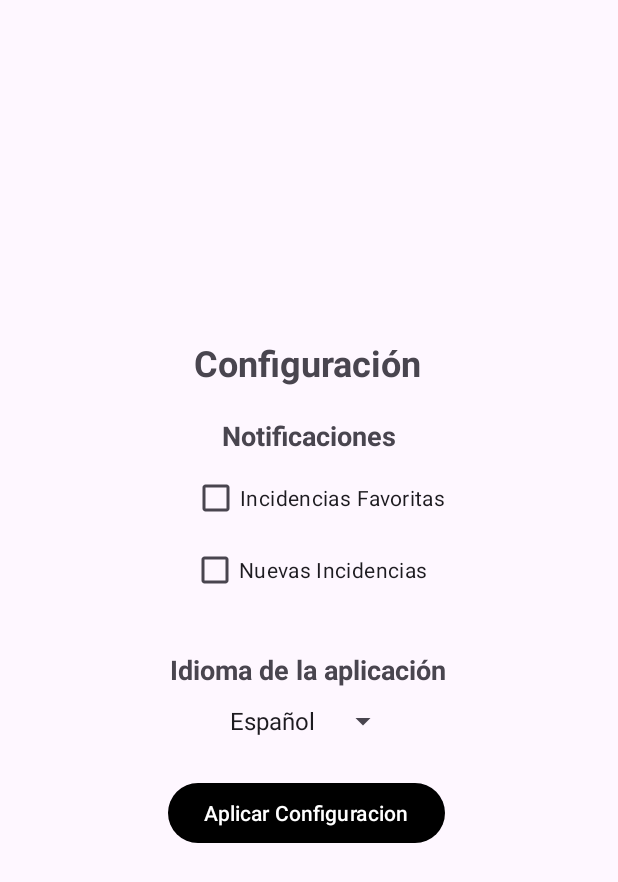
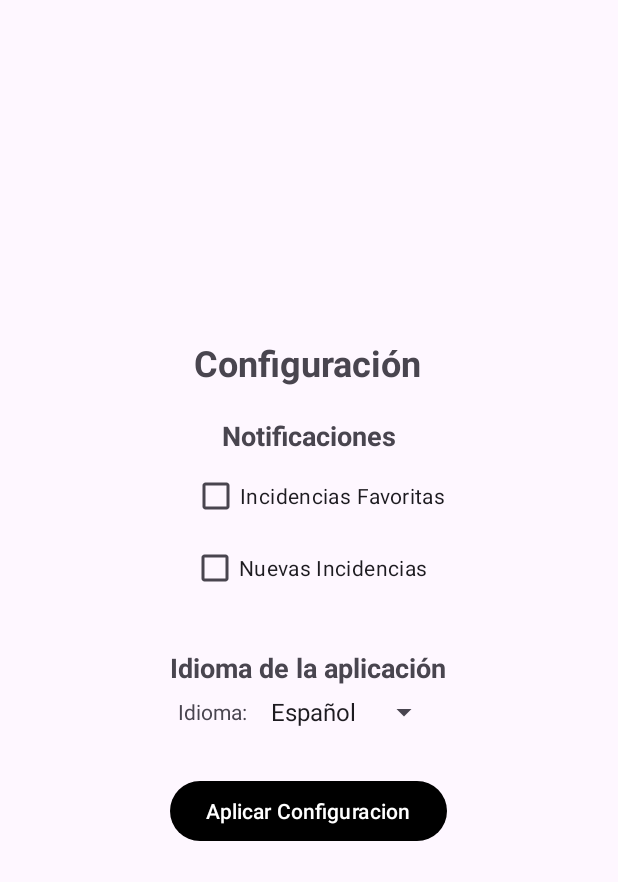
Before and after one commit to MarkosMartinez/TrafikApp-Android, an Android app: the ConfigActivity screen opened directly, with no data from a screen before it, on a phone screen of 412 x 824 dp. Shown: the top 882 px of the screen. Run offline under Robolectric (Android 15) with nearby library versions, the phone set to English and light mode, and no system bars.

Commit message:
Pequeñas mejoras

```diff
--- a/app/src/main/java/com/reto/trafikapp/MainActivity.java
+++ b/app/src/main/java/com/reto/trafikapp/MainActivity.java
@@ -114,7 +114,7 @@ public class MainActivity extends AppCompatActivity implements OnMapReadyCallbac
         int modoOscuroFlags = getResources().getConfiguration().uiMode & android.content.res.Configuration.UI_MODE_NIGHT_MASK;
         if (modoOscuroFlags == android.content.res.Configuration.UI_MODE_NIGHT_YES) {
             imageButtonLogout.setImageResource(R.drawable.logout_blanco);
-            imageButtonFiltro.setImageResource(R.drawable.filter_blanco);
+            imageButtonFiltro.setImageResource(R.drawable.filtro_blanco);
             imageButtonConfig.setImageResource(R.drawable.config_blanco);
         }
 
@@ -269,7 +269,7 @@ public class MainActivity extends AppCompatActivity implements OnMapReadyCallbac
                                 BackoffPolicy.LINEAR,
                                 PeriodicWorkRequest.MIN_BACKOFF_MILLIS,
                                 TimeUnit.MILLISECONDS)
-                        .setInitialDelay(10, TimeUnit.SECONDS)
+                        .setInitialDelay(30, TimeUnit.SECONDS)
                         .build();
 
         WorkManager workManager = WorkManager.getInstance(this);
@@ -445,7 +445,7 @@ public class MainActivity extends AppCompatActivity implements OnMapReadyCallbac
     public void onMapReady(GoogleMap googleMap) {
         mMap = googleMap;
         LatLng euskadi = new LatLng(43.189985,-2.407536);
-        mMap.moveCamera(CameraUpdateFactory.newLatLngZoom(euskadi, 9));
+        mMap.animateCamera(CameraUpdateFactory.newLatLngZoom(euskadi, 9), 2500, null);
 
         // Configurar el adaptador de InfoWindow
         mMap.setInfoWindowAdapter(new MarcadorAdapter(getLayoutInflater(), incidenciasFavoritosBBDD, camarasFavoritosBBDD));
@@ -491,10 +491,10 @@ public class MainActivity extends AppCompatActivity implements OnMapReadyCallbac
                 gif_loading.setImageResource(R.drawable.gif_advertencia);
                 gif_loading.setVisibility(GifImageView.VISIBLE);
                 new AlertDialog.Builder(MainActivity.this)
-                    .setTitle(R.string.activity_main_alert_dialog_errorTitulo)
-                    .setMessage(R.string.activity_main_alert_dialog_errorCarga)
-                    .setPositiveButton(android.R.string.ok, (dialog, which) -> dialog.dismiss())
-                    .show();
+                        .setTitle(R.string.activity_main_alert_dialog_errorTitulo)
+                        .setMessage(R.string.activity_main_alert_dialog_errorCarga)
+                        .setPositiveButton(android.R.string.ok, (dialog, which) -> dialog.dismiss())
+                        .show();
 
                 gif_loading.setOnClickListener(v -> {
                     new AlertDialog.Builder(MainActivity.this)
--- a/app/src/main/java/com/reto/trafikapp/configuration/ConfigActivity.java
+++ b/app/src/main/java/com/reto/trafikapp/configuration/ConfigActivity.java
@@ -20,6 +20,8 @@ import android.Manifest;
 import com.reto.trafikapp.R;
 
 import java.util.Locale;
+
+
 
 public class ConfigActivity extends AppCompatActivity {
     private CheckBox checkBoxIncidenciasFavoritas;
--- a/app/src/main/res/layout/activity_adaptador_marcador.xml
+++ b/app/src/main/res/layout/activity_adaptador_marcador.xml
@@ -17,7 +17,6 @@
             android:orientation="horizontal"
             android:gravity="center_vertical">
 
-            <!-- Espacio invisible del mismo tamaño que el ImageButton para centrar el titulo :)-->
             <View
                 android:layout_width="24dp"
                 android:layout_height="24dp"
--- a/app/src/main/res/layout/activity_config.xml
+++ b/app/src/main/res/layout/activity_config.xml
@@ -10,7 +10,7 @@
         android:layout_width="wrap_content"
         android:layout_height="wrap_content"
         android:layout_marginStart="12dp"
-        android:layout_marginTop="5dp"
+        android:layout_marginTop="4dp"
         android:text="@string/activity_configuracion_checkBox_IncidenciasFavoritas"
         app:layout_constraintEnd_toEndOf="parent"
         app:layout_constraintStart_toStartOf="parent"
@@ -44,13 +44,12 @@
         android:layout_width="wrap_content"
         android:layout_height="wrap_content"
         android:layout_marginStart="112dp"
-        android:layout_marginTop="25dp"
+        android:layout_marginTop="30dp"
         android:layout_marginEnd="113dp"
         android:text="@string/activity_configuracion_button_aplicarConfig"
         app:layout_constraintEnd_toEndOf="parent"
-        app:layout_constraintHorizontal_bias="0.0"
         app:layout_constraintStart_toStartOf="parent"
-        app:layout_constraintTop_toBottomOf="@+id/spinnerIdioma" />
+        app:layout_constraintTop_toBottomOf="@+id/linearLayout" />
 
     <TextView
         android:id="@+id/textViewTituloIdioma"
@@ -66,16 +65,28 @@
         app:layout_constraintStart_toStartOf="parent"
         app:layout_constraintTop_toBottomOf="@+id/checkBoxIncidenciasNuevas" />
 
-    <Spinner
-        android:id="@+id/spinnerIdioma"
+    <LinearLayout
+        android:id="@+id/linearLayout"
         android:layout_width="wrap_content"
         android:layout_height="wrap_content"
-        android:layout_marginStart="146dp"
-        android:layout_marginTop="10dp"
-        android:layout_marginEnd="147dp"
+        android:layout_marginTop="5dp"
+        android:orientation="horizontal"
         app:layout_constraintEnd_toEndOf="parent"
         app:layout_constraintStart_toStartOf="parent"
-        app:layout_constraintTop_toBottomOf="@+id/textViewTituloIdioma" />
+        app:layout_constraintTop_toBottomOf="@+id/textViewTituloIdioma">
+
+        <TextView
+            android:layout_width="wrap_content"
+            android:layout_height="wrap_content"
+            android:layout_gravity="center_vertical"
+            android:layout_marginEnd="8dp"
+            android:text="@string/activity_configuracion_textView_Idioma" />
+
+        <Spinner
+            android:id="@+id/spinnerIdioma"
+            android:layout_width="wrap_content"
+            android:layout_height="wrap_content" />
+    </LinearLayout>
 
     <TextView
         android:id="@+id/textViewTituloConfiguracion"
--- a/app/src/main/res/layout/activity_main.xml
+++ b/app/src/main/res/layout/activity_main.xml
@@ -48,7 +48,7 @@
         android:scaleType="fitXY"
         app:layout_constraintEnd_toStartOf="@+id/imageButtonConfig"
         app:layout_constraintTop_toTopOf="parent"
-        app:srcCompat="@drawable/filter" />
+        app:srcCompat="@drawable/filtro" />
 
     <!--    Modo sin Key?-->
 <!--    xmlns:app="http://schemas.android.com/apk/res-auto"-->
--- a/app/src/main/res/values-night/themes.xml
+++ b/app/src/main/res/values-night/themes.xml
@@ -6,5 +6,6 @@
         <item name="colorSurface">@color/fondo_oscuro</item>
         <item name="colorOnSurface">@color/white</item>
         <item name="colorPrimary">@color/white</item>
+        <item name="android:statusBarColor">@color/statusBarColor</item>
     </style>
 </resources>
--- a/app/src/main/res/values/colors.xml
+++ b/app/src/main/res/values/colors.xml
@@ -3,4 +3,5 @@
     <color name="black">#FF000000</color>
     <color name="white">#FFFFFFFF</color>
     <color name="fondo_oscuro">#121212</color>
+    <color name="statusBarColor">#20406f</color>
 </resources>
--- a/app/src/main/res/values/strings.xml
+++ b/app/src/main/res/values/strings.xml
@@ -32,6 +32,7 @@
     <string name="activity_configuracion_checkBox_IncidenciasFavoritas">Incidencias Favoritas</string>
     <string name="activity_configuracion_checkBox_IncidenciasNuevas">Nuevas Incidencias</string>
     <string name="activity_configuracion_textView_tituloIdioma">Idioma de la aplicación</string>
+    <string name="activity_configuracion_textView_Idioma">Idioma:</string>
     <string name="activity_configuracion_toast_actualizado">¡Configuracion actualizada correctamente!</string>
     <string name="activity_configuracion_button_aplicarConfig">Aplicar Configuracion</string>
     <string name="activity_configuracion_toast_sinPermisoNotificaciones">¡No se han concedido permisos para recibir notificaciones!</string>
```
Also changed, not shown: app/src/main/res/drawable/config.png, app/src/main/res/drawable/config_blanco.png, app/src/main/res/drawable/filter.png (deleted), app/src/main/res/drawable/filter_blanco.png (deleted), app/src/main/res/drawable/filtro.png (added), app/src/main/res/drawable/filtro_blanco.png (added), app/src/main/res/drawable/logout.png, app/src/main/res/drawable/logout_blanco.png, 2 other files.
